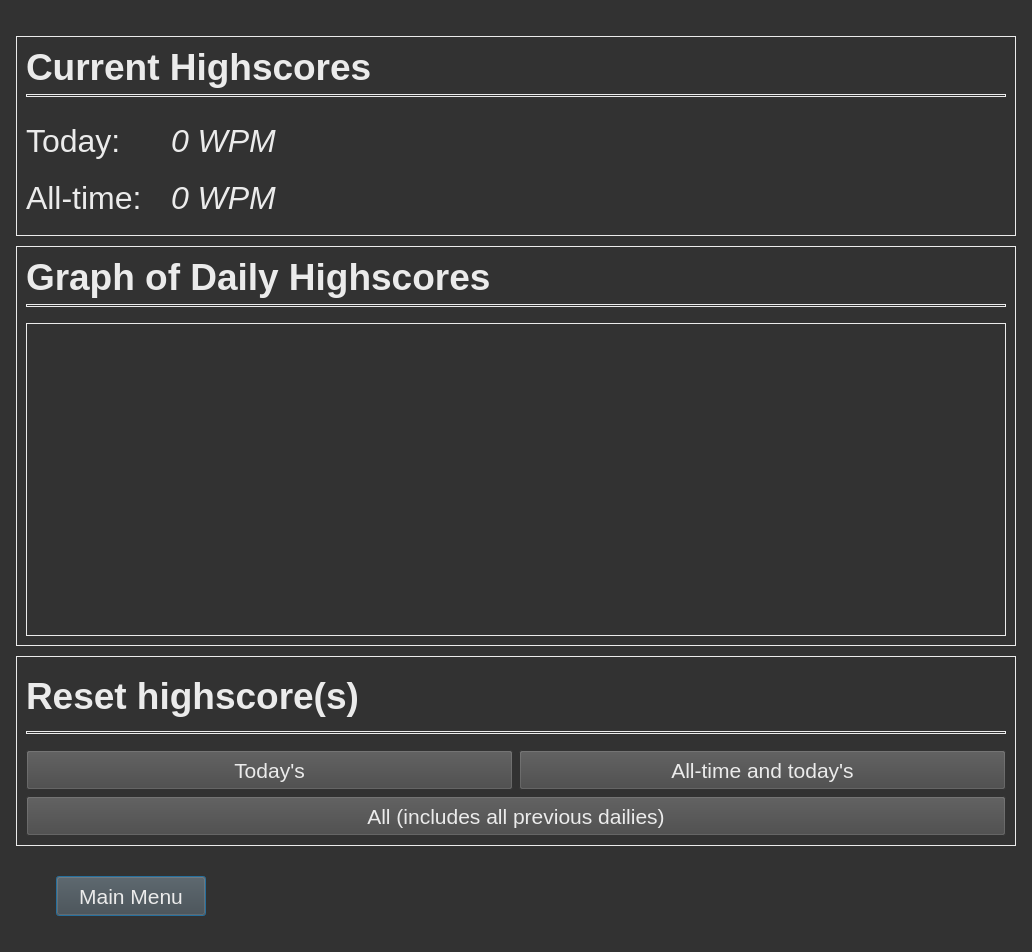
Above: speed-typer/source_ui/statsWindow.ui from Rolv-Apneseth/ps-typer before the change. Below: the same form after it.
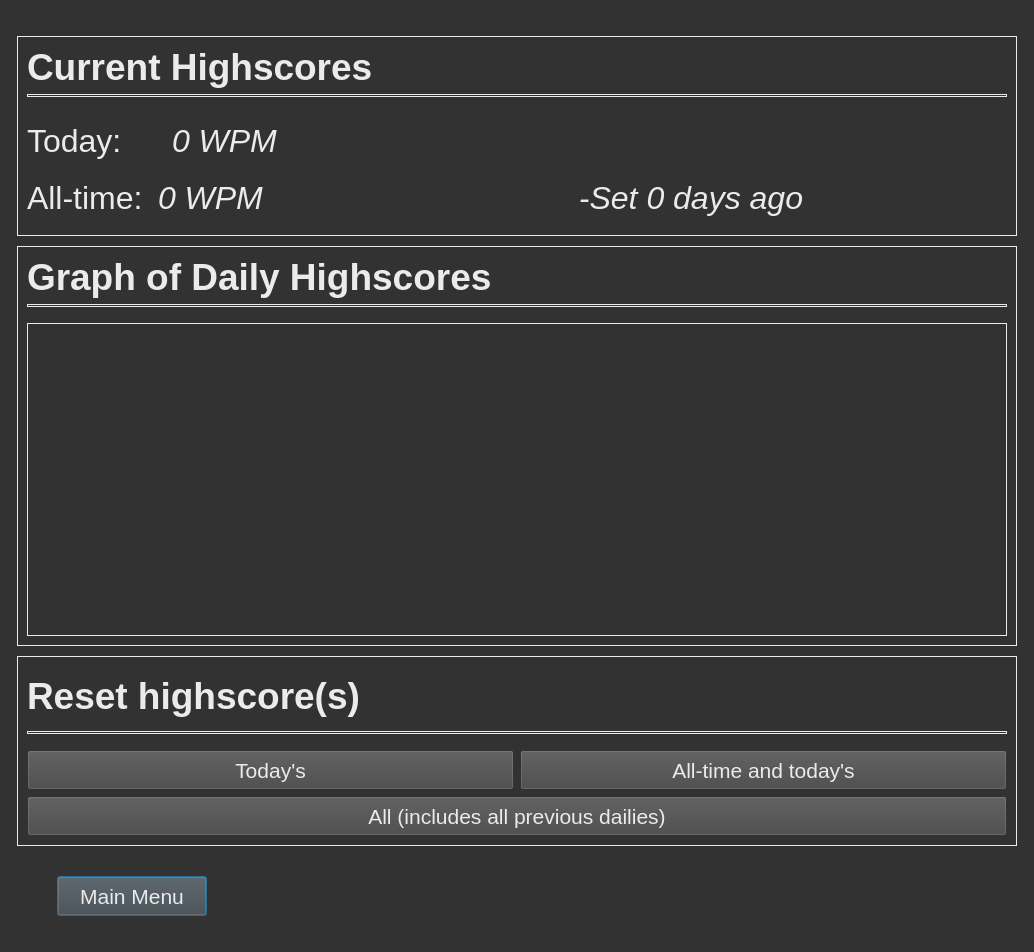
That is the form after the change.

Commit message: Added a label which will be used to represent the days since the all-time highscore was set

Patch:
```diff
--- a/speed-typer/source_ui/statsWindow.ui
+++ b/speed-typer/source_ui/statsWindow.ui
@@ -6,7 +6,7 @@
    <rect>
     <x>0</x>
     <y>0</y>
-    <width>1032</width>
+    <width>1034</width>
     <height>952</height>
    </rect>
   </property>
@@ -222,7 +222,7 @@
              <widget class="QLabel" name="labelAllTimeScore">
               <property name="sizePolicy">
                <sizepolicy hsizetype="Expanding" vsizetype="Preferred">
-                <horstretch>6</horstretch>
+                <horstretch>2</horstretch>
                 <verstretch>0</verstretch>
                </sizepolicy>
               </property>
@@ -237,6 +237,28 @@
               </property>
              </widget>
             </item>
+            <item>
+             <widget class="QLabel" name="labelDaysAgo">
+              <property name="sizePolicy">
+               <sizepolicy hsizetype="Expanding" vsizetype="Preferred">
+                <horstretch>6</horstretch>
+                <verstretch>0</verstretch>
+               </sizepolicy>
+              </property>
+              <property name="font">
+               <font>
+                <pointsize>24</pointsize>
+                <italic>true</italic>
+               </font>
+              </property>
+              <property name="text">
+               <string>-Set 0 days ago</string>
+              </property>
+              <property name="alignment">
+               <set>Qt::AlignCenter</set>
+              </property>
+             </widget>
+            </item>
            </layout>
           </item>
           <item>
```
The commit also changes 1 other file.
